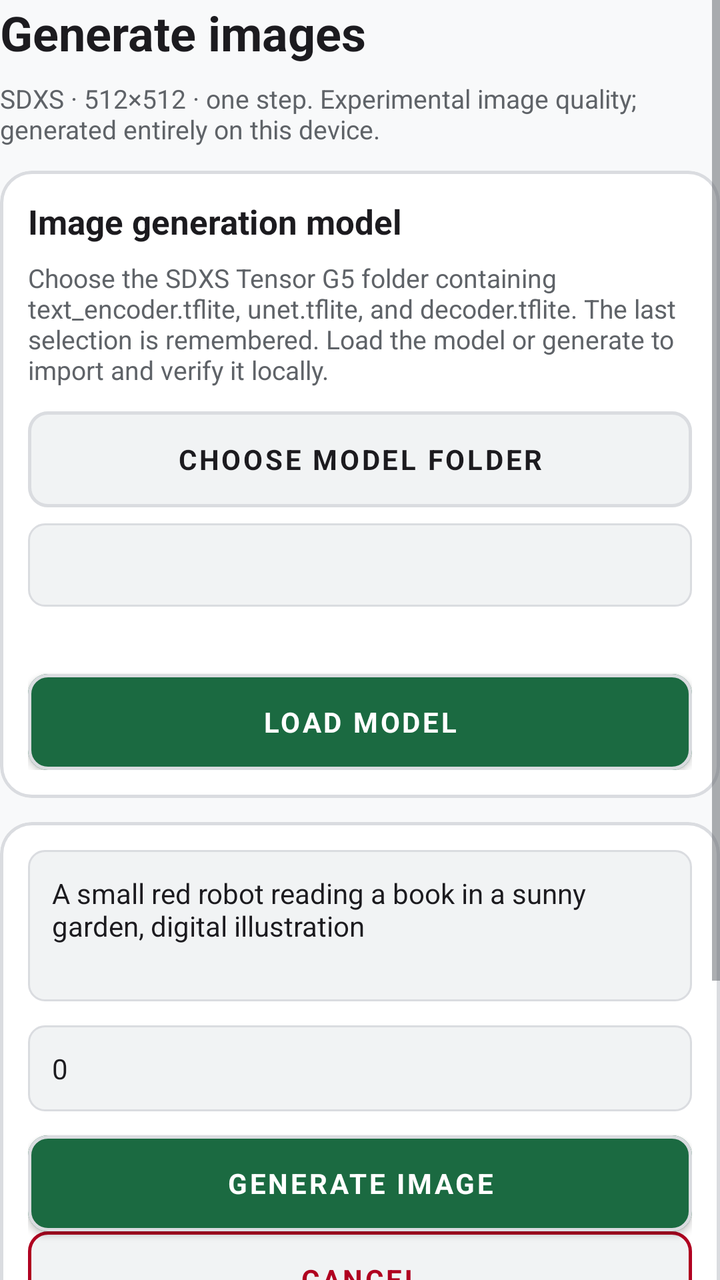
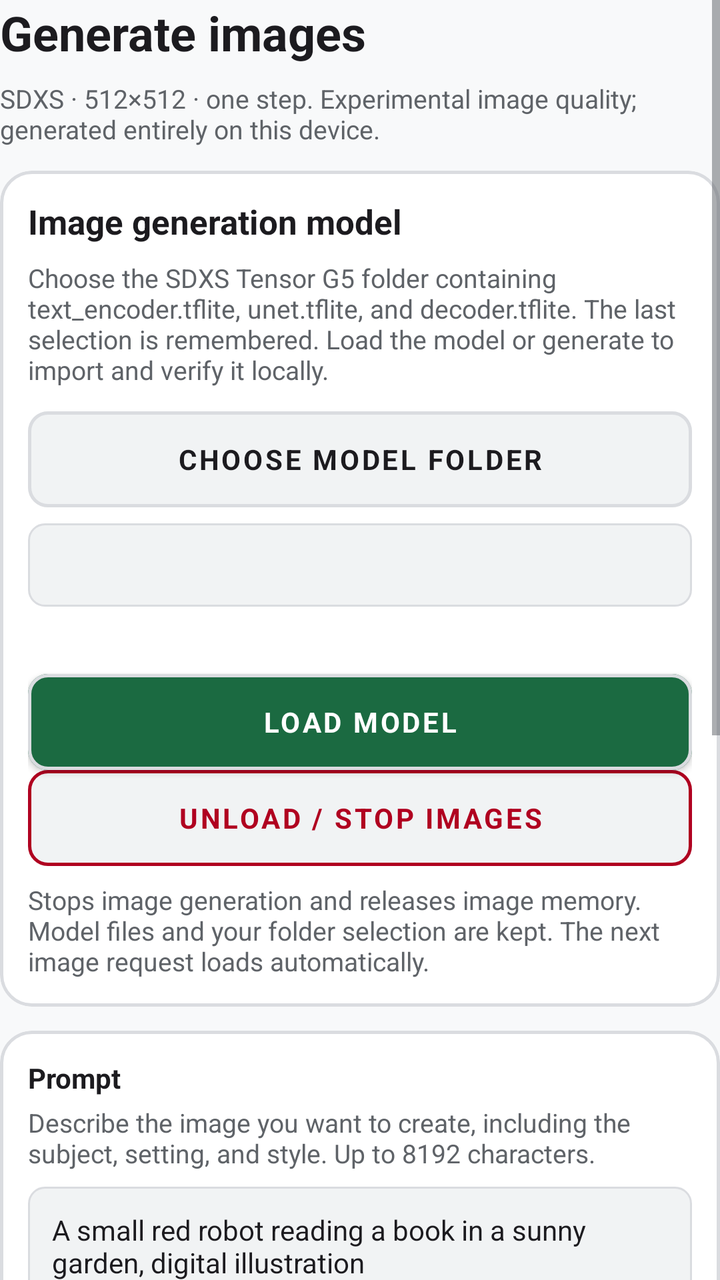

An Android layout rendered at two revisions. The XML below is the earlier revision; the diff shows what the commit changed to produce the second picture.
<!-- AndroidManifest.xml: application theme AppTheme -->
<!-- res/layout/activity_image_generation.xml -->
<?xml version="1.0" encoding="utf-8"?>
<ScrollView xmlns:android="http://schemas.android.com/apk/res/android"
    xmlns:app="http://schemas.android.com/apk/res-auto"
    android:id="@+id/image_content"
    android:layout_width="match_parent"
    android:layout_height="match_parent"
    android:fillViewport="true">

    <LinearLayout
        android:layout_width="match_parent"
        android:layout_height="wrap_content"
        android:orientation="vertical">

        <TextView
            android:layout_width="match_parent"
            android:layout_height="wrap_content"
            android:layout_marginBottom="8dp"
            android:text="@string/image_generation_title"
            android:textColor="?attr/colorOnSurface"
            android:textSize="24sp"
            android:textStyle="bold" />

        <TextView
            android:layout_width="match_parent"
            android:layout_height="wrap_content"
            android:layout_marginBottom="12dp"
            android:text="@string/image_generation_help"
            android:textColor="?attr/colorOnSurfaceVariant"
            android:textSize="13sp" />

        <com.google.android.material.card.MaterialCardView
            android:layout_width="match_parent"
            android:layout_height="wrap_content"
            android:layout_marginBottom="12dp"
            app:cardBackgroundColor="?attr/colorSurface"
            app:cardCornerRadius="16dp"
            app:cardElevation="0dp"
            app:strokeColor="?attr/colorOutline"
            app:strokeWidth="1.5dp">

            <LinearLayout
                android:layout_width="match_parent"
                android:layout_height="wrap_content"
                android:orientation="vertical"
                android:padding="14dp">

                <TextView
                    android:layout_width="match_parent"
                    android:layout_height="wrap_content"
                    android:layout_marginBottom="8dp"
                    android:text="@string/image_model_title"
                    android:textColor="?attr/colorOnSurface"
                    android:textSize="17sp"
                    android:textStyle="bold" />

                <TextView
                    android:layout_width="match_parent"
                    android:layout_height="wrap_content"
                    android:layout_marginBottom="12dp"
                    android:text="@string/image_model_help"
                    android:textColor="?attr/colorOnSurfaceVariant"
                    android:textSize="13sp" />

                <com.google.android.material.button.MaterialButton
                    android:id="@+id/choose_image_model"
                    style="@style/AppButton.Outlined"
                    android:layout_width="match_parent"
                    android:layout_height="wrap_content"
                    android:text="@string/choose_image_model" />

                <TextView
                    android:id="@+id/image_model_source"
                    android:layout_width="match_parent"
                    android:layout_height="wrap_content"
                    android:layout_marginVertical="8dp"
                    android:background="@drawable/bg_input_field"
                    android:padding="12dp"
                    android:textColor="?attr/colorOnSurface"
                    android:textIsSelectable="true"
                    android:textSize="13sp" />

                <TextView
                    android:id="@+id/image_model_status"
                    android:layout_width="match_parent"
                    android:layout_height="wrap_content"
                    android:layout_marginBottom="8dp"
                    android:textColor="?attr/colorOnSurfaceVariant"
                    android:textSize="13sp" />

                <com.google.android.material.button.MaterialButton
                    android:id="@+id/load_image_model"
                    style="@style/AppButton.Primary"
                    android:layout_width="match_parent"
                    android:layout_height="wrap_content"
                    android:text="@string/load_model" />
            </LinearLayout>
        </com.google.android.material.card.MaterialCardView>

        <com.google.android.material.card.MaterialCardView
            android:layout_width="match_parent"
            android:layout_height="wrap_content"
            android:layout_marginBottom="12dp"
            app:cardBackgroundColor="?attr/colorSurface"
            app:cardCornerRadius="16dp"
            app:cardElevation="0dp"
            app:strokeColor="?attr/colorOutline"
            app:strokeWidth="1.5dp">

            <LinearLayout
                android:layout_width="match_parent"
                android:layout_height="wrap_content"
                android:orientation="vertical"
                android:padding="14dp">

                <EditText
                    android:id="@+id/image_prompt"
                    android:layout_width="match_parent"
                    android:layout_height="wrap_content"
                    android:layout_marginBottom="12dp"
                    android:background="@drawable/bg_input_field"
                    android:gravity="top"
                    android:hint="@string/image_prompt_hint"
                    android:importantForAutofill="no"
                    android:inputType="textMultiLine|textCapSentences"
                    android:minLines="3"
                    android:padding="12dp"
                    android:text="@string/image_default_prompt"
                    android:textColor="?attr/colorOnSurface"
                    android:textColorHint="?attr/colorOnSurfaceVariant"
                    android:textSize="14sp" />

                <EditText
                    android:id="@+id/image_seed"
                    android:layout_width="match_parent"
                    android:layout_height="wrap_content"
                    android:layout_marginBottom="12dp"
                    android:background="@drawable/bg_input_field"
                    android:hint="@string/image_seed_hint"
                    android:importantForAutofill="no"
                    android:inputType="number|numberSigned"
                    android:padding="12dp"
                    android:text="@string/image_default_seed"
                    android:textColor="?attr/colorOnSurface"
                    android:textColorHint="?attr/colorOnSurfaceVariant"
                    android:textSize="14sp" />

                <com.google.android.material.button.MaterialButton
                    android:id="@+id/generate_image"
                    style="@style/AppButton.Primary"
                    android:layout_width="match_parent"
                    android:layout_height="wrap_content"
                    android:text="@string/generate_image" />

                <com.google.android.material.button.MaterialButton
                    android:id="@+id/cancel_image"
                    style="@style/AppButton.Danger"
                    android:layout_width="match_parent"
                    android:layout_height="wrap_content"
                    android:text="@string/cancel" />
            </LinearLayout>
        </com.google.android.material.card.MaterialCardView>

        <TextView
            android:id="@+id/image_generation_status"
            android:layout_width="match_parent"
            android:layout_height="wrap_content"
            android:layout_marginBottom="12dp"
            android:background="@drawable/bg_status_box"
            android:padding="10dp"
            android:textColor="?attr/colorOnSurface"
            android:textIsSelectable="true"
            android:textSize="13sp" />

        <ImageView
            android:id="@+id/generated_image"
            android:layout_width="match_parent"
            android:layout_height="wrap_content"
            android:adjustViewBounds="true"
            android:contentDescription="@string/generated_image_label" />

        <com.google.android.material.button.MaterialButton
            android:id="@+id/save_generated_image"
            style="@style/AppButton.Outlined"
            android:layout_width="match_parent"
            android:layout_height="wrap_content"
            android:text="@string/save_generated_image" />

        <com.google.android.material.button.MaterialButton
            android:id="@+id/back_from_images"
            style="@style/AppButton.Outlined"
            android:layout_width="match_parent"
            android:layout_height="wrap_content"
            android:text="@string/back" />
    </LinearLayout>
</ScrollView>
<!-- resources referenced by this layout -->
<resources>
  <!-- drawable bg_status_box (drawable) -->
  <?xml version="1.0" encoding="utf-8"?>
  <shape xmlns:android="http://schemas.android.com/apk/res/android"
      android:shape="rectangle">
      <corners android:radius="8dp" />
      <solid android:color="?attr/colorSurfaceVariant" />
      <stroke android:width="1dp" android:color="?attr/colorOutline" />
  </shape>
  <string name="back">Back</string>
  <string name="cancel">Cancel</string>
  <string name="choose_image_model">Choose model folder</string>
  <string name="generate_image">Generate image</string>
  <string name="generated_image_label">Generated image</string>
  <string name="image_default_prompt">A small red robot reading a book in a sunny garden, digital illustration</string>
  <string name="image_default_seed">0</string>
  <string name="image_generation_help">SDXS · 512×512 · one step. Experimental image quality; generated entirely on this device.</string>
  <string name="image_generation_title">Generate images</string>
  <string name="image_model_help">Choose the SDXS Tensor G5 folder containing text_encoder.tflite, unet.tflite, and decoder.tflite. The last selection is remembered. Load the model or generate to import and verify it locally.</string>
  <string name="image_model_title">Image generation model</string>
  <string name="image_prompt_hint">Describe an image (up to 8192 characters)</string>
  <string name="image_seed_hint">Seed (integer)</string>
  <string name="load_model">Load model</string>
  <string name="save_generated_image">Save PNG</string>
  <style name="AppButton.Primary" parent="Widget.MaterialComponents.Button">
          <item name="backgroundTint">?attr/colorPrimary</item>
          <item name="android:textColor">?attr/colorOnPrimary</item>
          <item name="android:textStyle">bold</item>
          <item name="android:textSize">14sp</item>
          <item name="cornerRadius">10dp</item>
          <item name="strokeColor">?attr/colorOutline</item>
          <item name="strokeWidth">1.5dp</item>
          <item name="android:paddingTop">10dp</item>
          <item name="android:paddingBottom">10dp</item>
          <item name="android:insetTop">0dp</item>
          <item name="android:insetBottom">0dp</item>
      </style>
  <style name="AppTheme" parent="Theme.InferDroid.Light" />
  <style name="Theme.InferDroid.Base.Light" parent="Theme.MaterialComponents.Light.NoActionBar">
          <item name="android:fontFamily">sans-serif</item>
      </style>
  <color name="light_bg">#F8F9FA</color>
  <color name="light_surface">#FFFFFF</color>
  <color name="light_text_primary">#1C1B1F</color>
  <color name="light_surface_variant">#F1F3F4</color>
  <color name="light_text_secondary">#5F6368</color>
  <color name="light_stroke">#DADCE0</color>
  <color name="light_accent">#1B6A41</color>
  <color name="light_on_accent">#FFFFFF</color>
  <color name="light_red">#B00020</color>
  <color name="oled_text_primary">#F5F5F5</color>
  <!-- unchanged entries left out for length: 4 -->
</resources>

<!-- the commit's change to res/layout/activity_image_generation.xml (unified diff, before → after) -->
@@ -93,6 +93,21 @@
                     android:layout_width="match_parent"
                     android:layout_height="wrap_content"
                     android:text="@string/load_model" />
+
+                <com.google.android.material.button.MaterialButton
+                    android:id="@+id/unload_image_model"
+                    style="@style/AppButton.Danger"
+                    android:layout_width="match_parent"
+                    android:layout_height="wrap_content"
+                    android:text="@string/unload_image_model" />
+
+                <TextView
+                    android:layout_width="match_parent"
+                    android:layout_height="wrap_content"
+                    android:layout_marginTop="8dp"
+                    android:text="@string/image_unload_help"
+                    android:textColor="?attr/colorOnSurfaceVariant"
+                    android:textSize="13sp" />
             </LinearLayout>
         </com.google.android.material.card.MaterialCardView>
 
@@ -111,6 +126,24 @@
                 android:layout_height="wrap_content"
                 android:orientation="vertical"
                 android:padding="14dp">
+
+                <TextView
+                    android:layout_width="match_parent"
+                    android:layout_height="wrap_content"
+                    android:layout_marginBottom="4dp"
+                    android:labelFor="@id/image_prompt"
+                    android:text="@string/image_prompt_label"
+                    android:textColor="?attr/colorOnSurface"
+                    android:textSize="14sp"
+                    android:textStyle="bold" />
+
+                <TextView
+                    android:layout_width="match_parent"
+                    android:layout_height="wrap_content"
+                    android:layout_marginBottom="8dp"
+                    android:text="@string/image_prompt_help"
+                    android:textColor="?attr/colorOnSurfaceVariant"
+                    android:textSize="13sp" />
 
                 <EditText
                     android:id="@+id/image_prompt"
@@ -129,6 +162,24 @@
                     android:textColorHint="?attr/colorOnSurfaceVariant"
                     android:textSize="14sp" />
 
+                <TextView
+                    android:layout_width="match_parent"
+                    android:layout_height="wrap_content"
+                    android:layout_marginBottom="4dp"
+                    android:labelFor="@id/image_seed"
+                    android:text="@string/image_seed_label"
+                    android:textColor="?attr/colorOnSurface"
+                    android:textSize="14sp"
+                    android:textStyle="bold" />
+
+                <TextView
+                    android:layout_width="match_parent"
+                    android:layout_height="wrap_content"
+                    android:layout_marginBottom="8dp"
+                    android:text="@string/image_seed_help"
+                    android:textColor="?attr/colorOnSurfaceVariant"
+                    android:textSize="13sp" />
+
                 <EditText
                     android:id="@+id/image_seed"
                     android:layout_width="match_parent"
<!-- resource entries referenced after the edit -->
@@ -19,10 +19,16 @@
   <string name="image_generation_title">Generate images</string>
   <string name="image_model_help">Choose the SDXS Tensor G5 folder containing text_encoder.tflite, unet.tflite, and decoder.tflite. The last selection is remembered. Load the model or generate to import and verify it locally.</string>
   <string name="image_model_title">Image generation model</string>
+  <string name="image_prompt_help">Describe the image you want to create, including the subject, setting, and style. Up to 8192 characters.</string>
   <string name="image_prompt_hint">Describe an image (up to 8192 characters)</string>
+  <string name="image_prompt_label">Prompt</string>
+  <string name="image_seed_help">Controls the starting noise used to create the image. Keep the same prompt, model, and seed to repeat a result; change the seed for a different variation. 0 is a fixed seed. Positive and negative whole numbers are accepted.</string>
   <string name="image_seed_hint">Seed (integer)</string>
+  <string name="image_seed_label">Seed (integer)</string>
+  <string name="image_unload_help">Stops image generation and releases image memory. Model files and your folder selection are kept. The next image request loads automatically.</string>
   <string name="load_model">Load model</string>
   <string name="save_generated_image">Save PNG</string>
+  <string name="unload_image_model">Unload / Stop images</string>
   <style name="AppButton.Primary" parent="Widget.MaterialComponents.Button">
           <item name="backgroundTint">?attr/colorPrimary</item>
           <item name="android:textColor">?attr/colorOnPrimary</item>
